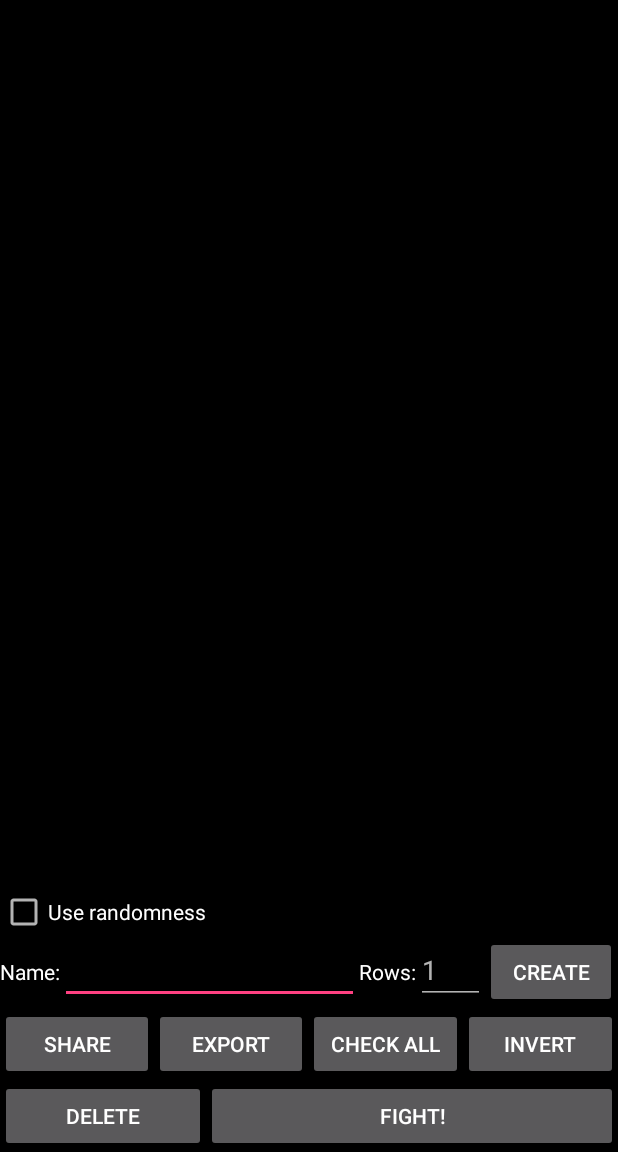
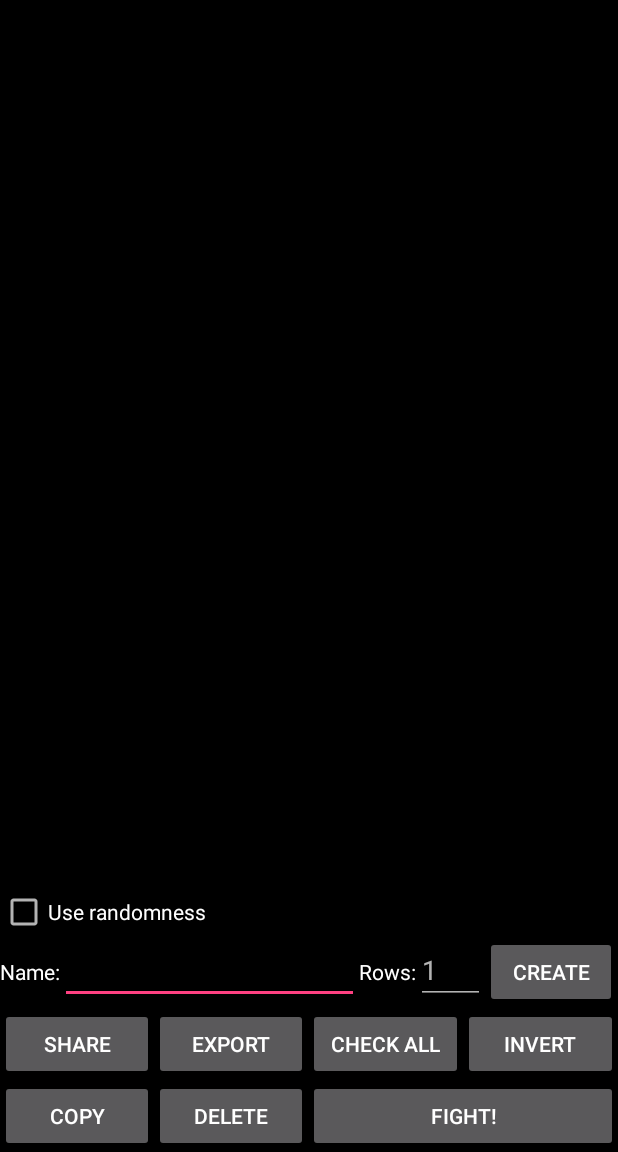
Before and after one commit to SebiderSushi/ArmySimApp, an Android app: the screen it shows after launch (MainActivity), after a tap on "SHARE", on a phone screen of 412 x 824 dp, the part 84-1236 px from its top. Run offline under Robolectric (Android 15) with nearby library versions, the phone set to English and light mode, and no system bars; 2 other taps on this screen came first.

Commit message:
MainActivity: Implement copying Armies to string; Rearrange code to selectedArmiesToString()

```diff
--- a/app/src/main/java/me/sebi/armysim/MainActivity.java
+++ b/app/src/main/java/me/sebi/armysim/MainActivity.java
@@ -1,6 +1,8 @@
 package me.sebi.armysim;
 
 import android.app.AlertDialog;
+import android.content.ClipData;
+import android.content.ClipboardManager;
 import android.content.Context;
 import android.content.DialogInterface;
 import android.content.SharedPreferences;
@@ -208,13 +210,30 @@ public class MainActivity extends AppCompatActivity {
         startActivity(intent);
     }
 
-    public void shareSelectedArmies(View view) {
-        String saveText = saveTextHead;
+    private String selectedArmiesToString() {
+        String armyString = saveTextHead;
         ArrayList<String> armies = getCheckedArmies();
         if (armies.size() > 0) { // '> 0' just in case of undetermined future developments
             for (String armyName : armies)
-                saveText = saveText + "\n" + prefs_armies.getString(armyName, getResources().getString(R.string.error_could_not_get_army));
+                armyString = armyString + "\n" + prefs_armies.getString(armyName, getResources().getString(R.string.error_could_not_get_army));
+            return armyString;
+        }
+        return null;
+    }
 
+    public void copySelectedArmies(View view) {
+        String saveText = selectedArmiesToString();
+        if (saveText != null) {
+            ClipboardManager clipboard = (ClipboardManager) getSystemService(Context.CLIPBOARD_SERVICE);
+            ClipData clip = ClipData.newPlainText("", saveText);
+            clipboard.setPrimaryClip(clip);
+            toast(getResources().getString(R.string.copied_to_clipboard));
+        }
+    }
+
+    public void shareSelectedArmies(View view) {
+        String saveText = selectedArmiesToString();
+        if (saveText != null) {
             Intent sendIntent = new Intent();
             sendIntent.setAction(Intent.ACTION_SEND);
             sendIntent.putExtra(Intent.EXTRA_TEXT, saveText);
--- a/app/src/main/res/layout/activity_main.xml
+++ b/app/src/main/res/layout/activity_main.xml
@@ -113,6 +113,13 @@
                 android:layout_width="0dp"
                 android:layout_height="match_parent"
                 android:layout_weight="1"
+                android:onClick="copySelectedArmies"
+                android:text="@string/copy" />
+
+            <Button
+                android:layout_width="0dp"
+                android:layout_height="match_parent"
+                android:layout_weight="1"
                 android:onClick="deleteButton"
                 android:text="@string/delete" />
 
--- a/app/src/main/res/values/strings.xml
+++ b/app/src/main/res/values/strings.xml
@@ -5,6 +5,7 @@
     <string name="initialRowCount">Rows:</string>
     <string name="initialRowCount_default">1</string>
     <string name="create">Create</string>
+    <string name="copy">Copy</string>
     <string name="delete">Delete</string>
     <string name="delete_confirm">"The following armies are going to be DELETED:"</string>
     <string name="cancel">Cancel</string>
@@ -51,4 +52,5 @@
     <string name="export_not_writable">"Storage NOT writable!"</string>
     <string name="export_could_not_save">" could NOT be saved!"</string>
     <string name="share">Share</string>
+    <string name="copied_to_clipboard">Selected Armies copied to clipboard</string>
 </resources>
```
Also changed, not shown: 1 other file.
